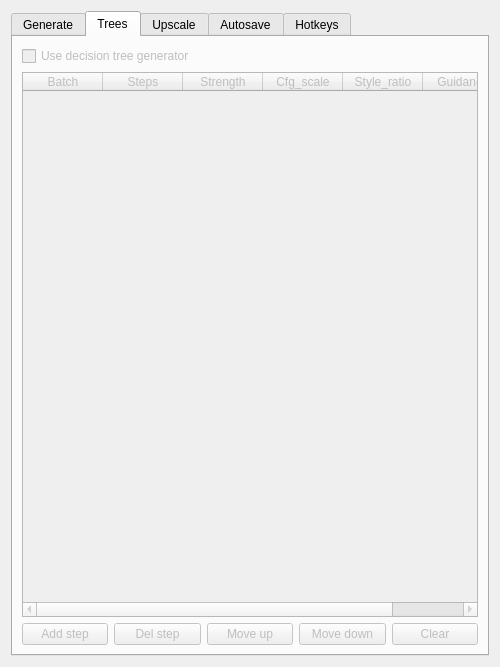
matrixsmaster/MILLA, file sd_plugin/sdcfgdialog.ui: the form before one commit.
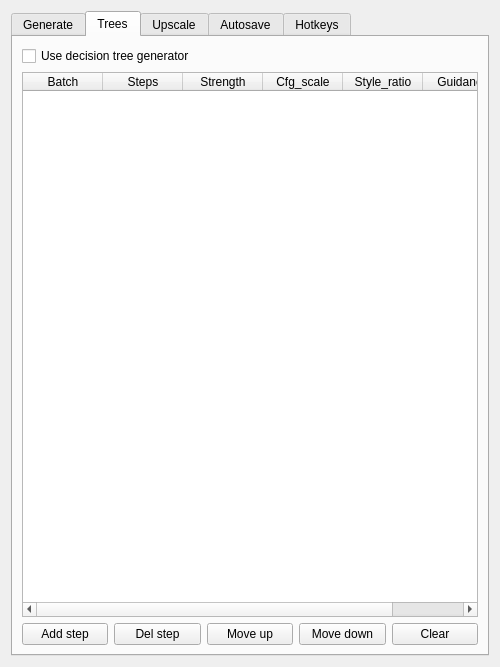
The form after the commit. The open tabs and pages were chosen to show the change. Icons and pictures are not drawn.

```diff
--- a/sd_plugin/sdcfgdialog.ui
+++ b/sd_plugin/sdcfgdialog.ui
@@ -439,9 +439,6 @@
       </layout>
      </widget>
      <widget class="QWidget" name="tabTrees">
-      <property name="enabled">
-       <bool>false</bool>
-      </property>
       <attribute name="title">
        <string>Trees</string>
       </attribute>
```
